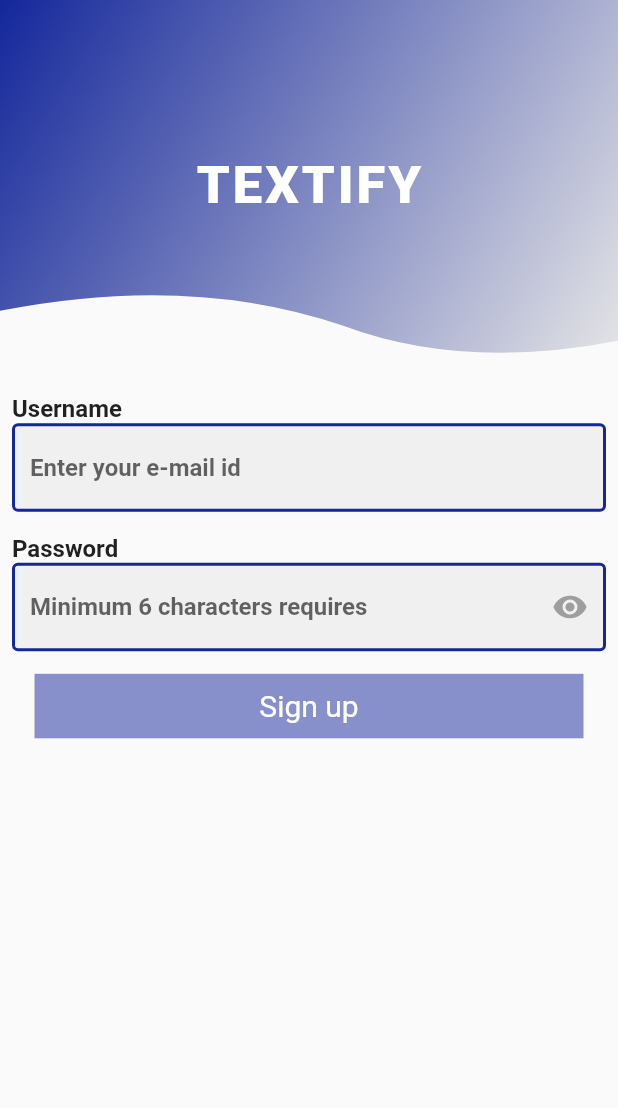
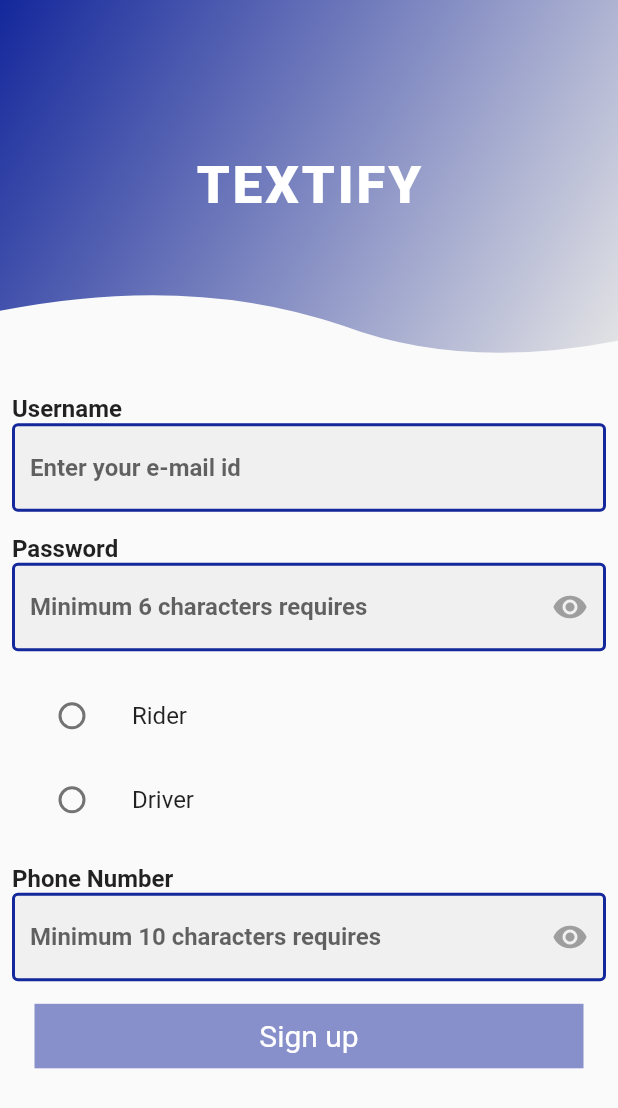
Before and after one commit to pratiksha-dse/D-Ola, a Flutter app: the RegistrationPage screen opened by its route, on a phone screen of 412 x 824 dp. Shown: the top 1108 px of the screen. Run offline on Flutter 3.47's test engine with Material 2 defaults, Android fonts, the light colour scheme and no system bars; drawn by our look-alikes of modal_progress_hud_nsn; our stand-ins replace firebase_auth, flutter_custom_clippers; accounts and stored records are empty.

Commit message:
Register Page

```diff
--- a/lib/registrationPage.dart
+++ b/lib/registrationPage.dart
@@ -1,10 +1,10 @@
+// import 'dart:ffi';
+
 import 'package:flutter/cupertino.dart';
 import 'package:flutter/material.dart';
 import 'utils/components.dart';
 import 'package:firebase_auth/firebase_auth.dart';
 import 'package:modal_progress_hud_nsn/modal_progress_hud_nsn.dart';
-
-
 
 class RegistrationPage extends StatefulWidget {
   const RegistrationPage({Key? key}) : super(key: key);
@@ -15,16 +15,21 @@ class RegistrationPage extends StatefulWidget {
 
 String username = '';
 String password = '';
+String role = '';
+bool show = false;
+String public_key_driver = '';
 bool formCompleted = false;
+late String phone;
 
 class _RegistrationPageState extends State<RegistrationPage> {
-  void validateForm (){
-    if(username.length != 0 && password.length > 5){
-      formCompleted =true;
-    }else{
+  void validateForm() {
+    if (username.length != 0 && password.length > 5 && phone.length!=10 && (role=='Rider' || (role=='Driver' && public_key_driver!=''))) {
+      formCompleted = true;
+    } else {
       formCompleted = false;
     }
   }
+
   bool signupObscure = true;
   // FirebaseAuth _auth = FirebaseAuth.instance;
   bool showSpinner = false;
@@ -40,52 +45,154 @@ class _RegistrationPageState extends State<RegistrationPage> {
               children: [
                 HeadClipper(),
                 Padding(
-                  padding: EdgeInsets.symmetric(vertical: 16.0, horizontal: 8.0),
+                  padding:
+                      EdgeInsets.symmetric(vertical: 16.0, horizontal: 8.0),
                   child: Column(
                       crossAxisAlignment: CrossAxisAlignment.start,
                       children: [
-                      Text('Username', style: TextStyle(fontWeight: FontWeight.bold, fontSize: 16.0)),
+                        Text('Username',
+                            style: TextStyle(
+                                fontWeight: FontWeight.bold, fontSize: 16.0)),
                         TextField(
-                        onChanged: (val){
+                          onChanged: (val) {
                             username = val;
-                          setState(() {validateForm();});
+                            setState(() {
+                              validateForm();
+                            });
                           },
                           cursorColor: Colors.black,
-                        style: TextStyle(color: Colors.black, fontWeight: FontWeight.bold),
+                          style: TextStyle(
+                              color: Colors.black, fontWeight: FontWeight.bold),
                           decoration: customBoxStyle.copyWith(
-                          hintText: 'Enter your e-mail id'
-                        ),
+                              hintText: 'Enter your e-mail id'),
                         ),
                         SizedBox(height: 15.0),
-                      Text('Password', style: TextStyle(fontWeight: FontWeight.bold, fontSize: 16.0)),
+                        Text('Password',
+                            style: TextStyle(
+                                fontWeight: FontWeight.bold, fontSize: 16.0)),
                         TextField(
-                        onChanged: (val){
+                          onChanged: (val) {
                             password = val;
-                          setState(() {validateForm();});
+                            setState(() {
+                              validateForm();
+                            });
                           },
                           cursorColor: Colors.black,
-                        style: TextStyle(color: Colors.black, fontWeight: FontWeight.bold),
+                          style: TextStyle(
+                              color: Colors.black, fontWeight: FontWeight.bold),
                           obscureText: signupObscure,
                           decoration: customBoxStyle.copyWith(
                               suffixIcon: IconButton(
-                            icon: Icon(Icons.remove_red_eye, color: Colors.grey),
-                            onPressed: (){
+                                icon: Icon(Icons.remove_red_eye,
+                                    color: Colors.grey),
+                                onPressed: () {
                                   setState(() {
-                                signupObscure = signupObscure == true ? false : true;
+                                    signupObscure =
+                                        signupObscure == true ? false : true;
                                   });
                                 },
                               ),
-                            hintText: 'Minimum 6 characters requires'
+                              hintText: 'Minimum 6 characters requires'),
                         ),
+                        SizedBox(height: 15.0),
+                        Column(
+                          // mainAxisAlignment: MainAxisAlignment.spaceEvenly,
+                          children: <Widget>[
+                            ListTile(
+                              title: const Text('Rider'),
+                              leading: Radio(
+                                value: "Rider",
+                                groupValue: "Role",
+                                onChanged: (value) {
+                                  setState(() {
+                                    role = value!;
+                                    show = false;
+                                  });
+                                },
+                              ),
+                            ),
+                            ListTile(
+                              title: const Text('Driver'),
+                              leading: Radio(
+                                value: "Driver",
+                                groupValue: "Role",
+                                onChanged: (value) {
+                                  setState(() {
+                                    role = value!;
+                                    show = true;
+                                  });
+                                },
+                              ),
+                            ),
+                          ],
+                        ),
+                        SizedBox(height: 15.0),
+                        if (show)
+                          Text('Public Key of Driver',
+                              style: TextStyle(
+                                  fontWeight: FontWeight.bold, fontSize: 16.0)),
+                        if (show)
+                          TextField(
+                            onChanged: (val) {
+                              password = val;
+                              setState(() {
+                                validateForm();
+                              });
+                            },
+                            cursorColor: Colors.black,
+                            style: TextStyle(
+                                color: Colors.black,
+                                fontWeight: FontWeight.bold),
+                            obscureText: signupObscure,
+                            decoration: customBoxStyle.copyWith(
+                                suffixIcon: IconButton(
+                                  icon: Icon(Icons.remove_red_eye,
+                                      color: Colors.grey),
+                                  onPressed: () {
+                                    setState(() {
+                                      signupObscure =
+                                          signupObscure == true ? false : true;
+                                    });
+                                  },
+                                ),
+                                hintText: 'Minimum 6 characters requires'),
+                          ),
+                        if (show) SizedBox(height: 15.0),
+                        Text('Phone Number',
+                            style: TextStyle(
+                                fontWeight: FontWeight.bold, fontSize: 16.0)),
+                        TextField(
+                          onChanged: (val) {
+                            setState(() {
+                              phone = val;
+                              validateForm();
+                            });
+                          },
+                          cursorColor: Colors.black,
+                          style: TextStyle(
+                              color: Colors.black, fontWeight: FontWeight.bold),
+                          obscureText: signupObscure,
+                          decoration: customBoxStyle.copyWith(
+                              suffixIcon: IconButton(
+                                icon: Icon(Icons.remove_red_eye,
+                                    color: Colors.grey),
+                                onPressed: () {
+                                  setState(() {
+                                    signupObscure =
+                                        signupObscure == true ? false : true;
+                                  });
+                                },
+                              ),
+                              hintText: 'Minimum 10 characters requires'),
                         ),
                         SizedBox(height: 15.0),
                         GestureDetector(
-                        onTap: () async{
-                          if(formCompleted){
+                          onTap: () async {
+                            if (formCompleted) {
                               setState(() {
                                 showSpinner = true;
                               });
-                            try{
+                              try {
                                 // final newUser = await _auth.createUserWithEmailAndPassword(email: username, password: password);
                                 // if(newUser != null){
                                 Navigator.pushNamed(context, '/dashboard');
@@ -93,10 +200,10 @@ class _RegistrationPageState extends State<RegistrationPage> {
                                   showSpinner = false;
                                 });
                                 // }
-                            }catch(e){
+                              } catch (e) {
                                 print(e);
                               }
-                          }else{
+                            } else {
                               null;
                             }
                           },
@@ -105,14 +212,16 @@ class _RegistrationPageState extends State<RegistrationPage> {
                             width: double.infinity,
                             padding: EdgeInsets.symmetric(vertical: 10.0),
                             margin: EdgeInsets.symmetric(horizontal: 15.0),
-                          child: Text('Sign up', style: TextStyle(fontSize: 20.0, color: Colors.white)),
+                            child: Text('Sign up',
+                                style: TextStyle(
+                                    fontSize: 20.0, color: Colors.white)),
                             decoration: BoxDecoration(
-                              color: formCompleted ? Color(0xff14279B) : Color(0xff14279B).withOpacity(0.5)
+                                color: formCompleted
+                                    ? Color(0xff14279B)
+                                    : Color(0xff14279B).withOpacity(0.5)),
                           ),
                         ),
-                      ),
-                    ]
-                  ),
+                      ]),
                 )
               ],
             ),
@@ -121,5 +230,4 @@ class _RegistrationPageState extends State<RegistrationPage> {
       ),
     );
   }
-
 }
--- a/pubspec.yaml
+++ b/pubspec.yaml
@@ -38,6 +38,7 @@ dependencies:
   flutter_custom_clippers: ^2.1.0
   firebase_auth: ^4.2.9
   modal_progress_hud_nsn: ^0.3.0
+  material: ^1.0.0+2
 
 dev_dependencies:
   flutter_test:
```
Also changed, not shown: pubspec.lock. Lines whose indentation alone changed are shown as unchanged.
